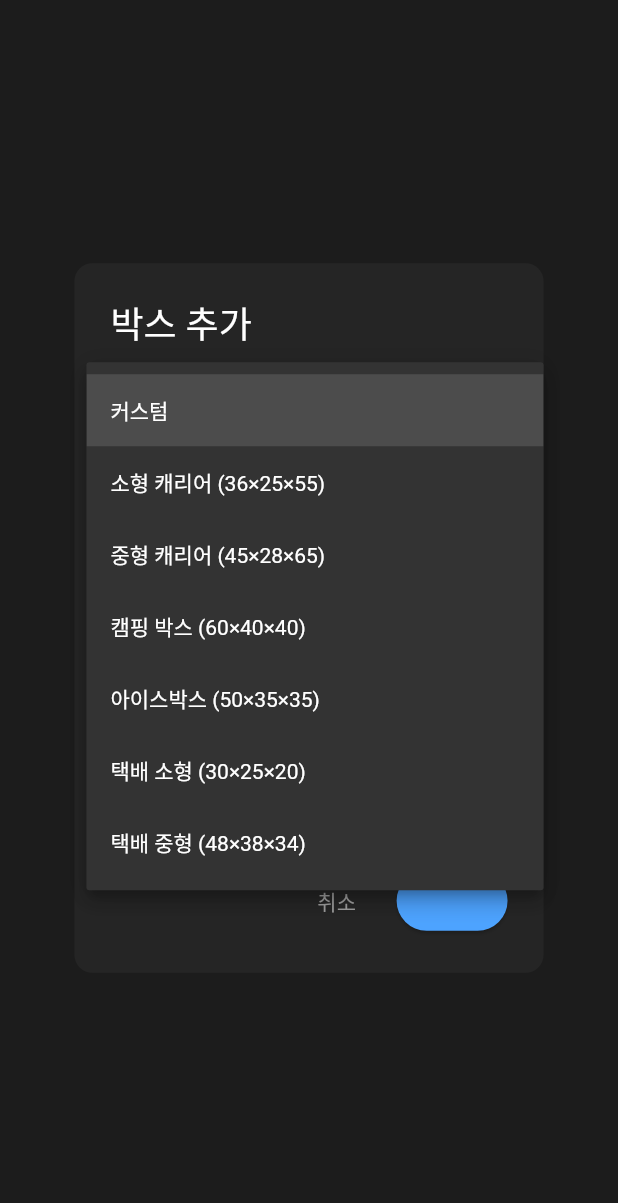
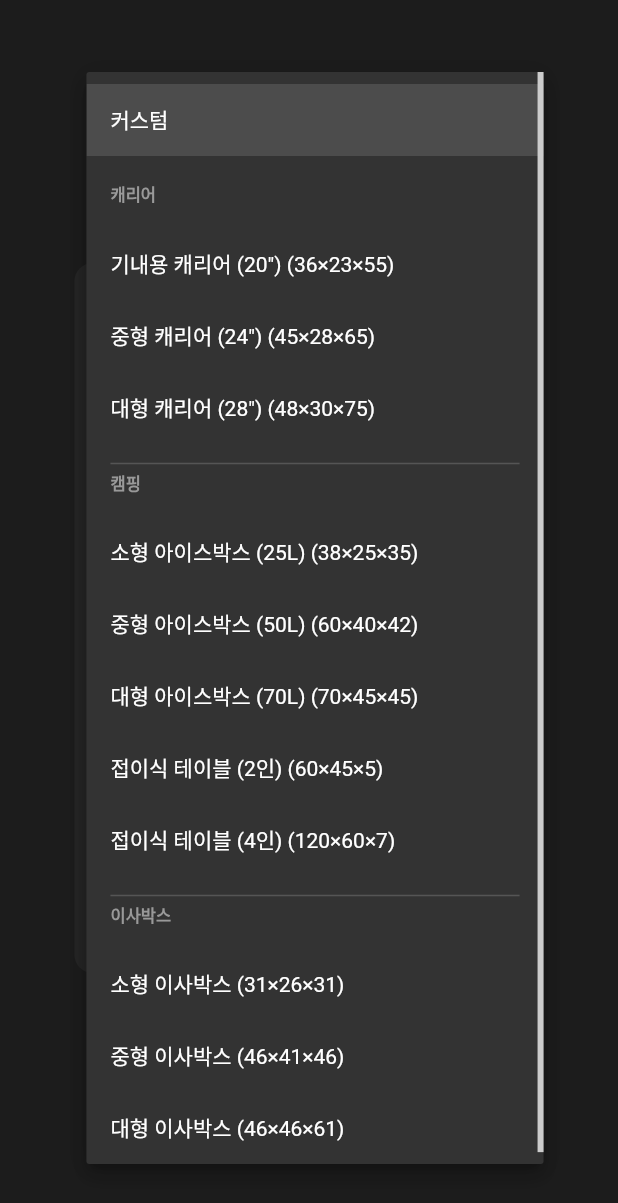
Before and after one commit to JaewooJeong/TrimBox, a Flutter app: the AddBoxDialog widget shown alone on an empty page, opened directly, after a tap on "커스텀", on a phone screen of 412 x 824 dp. Shown: the top 1203 px of the screen. Run offline on Flutter 3.47's test engine with Material 3 defaults, Android fonts, the phone set to English and light mode, and no system bars; missing offline and left inert: dart:html; Roboto replaces fonts that are missing (NotoSansKR).

Commit message:
feat: 짐 프리셋 확장 + 적재 정보 표시 개선
- AddBoxDialog 프리셋 12종 확장 (캐리어/캠핑/이사박스 카테고리별 그룹)
- BoxListPanel 통계: 면적+부피 점유율 이중 프로그레스바
- 남은 높이 표시, 총 부피(L) 표시
- 높이 초과 박스 구체적 경고 메시지 (박스명 +Ncm)

Co-Authored-By: Claude Opus 4.6 <noreply@anthropic.com>

```diff
--- a/lib/widgets/add_box_dialog.dart
+++ b/lib/widgets/add_box_dialog.dart
@@ -1,20 +1,42 @@
 import 'package:flutter/material.dart';
+
+/// 박스 프리셋 카테고리
+enum _PresetCategory { custom, carrier, camping, moving }
+
+extension on _PresetCategory {
+  String get label => switch (this) {
+        _PresetCategory.custom => '직접 입력',
+        _PresetCategory.carrier => '캐리어',
+        _PresetCategory.camping => '캠핑',
+        _PresetCategory.moving => '이사박스',
+      };
+}
 
 /// 박스 프리셋 데이터
 class _BoxPreset {
   final String label;
   final int w, d, h;
-  const _BoxPreset(this.label, this.w, this.d, this.h);
+  final _PresetCategory category;
+  const _BoxPreset(this.label, this.w, this.d, this.h, this.category);
 }
 
 const _presets = [
-  _BoxPreset('커스텀', 40, 30, 30),
-  _BoxPreset('소형 캐리어', 36, 25, 55),
-  _BoxPreset('중형 캐리어', 45, 28, 65),
-  _BoxPreset('캠핑 박스', 60, 40, 40),
-  _BoxPreset('아이스박스', 50, 35, 35),
-  _BoxPreset('택배 소형', 30, 25, 20),
-  _BoxPreset('택배 중형', 48, 38, 34),
+  // 직접 입력
+  _BoxPreset('커스텀', 40, 30, 30, _PresetCategory.custom),
+  // 캐리어
+  _BoxPreset('기내용 캐리어 (20")', 36, 23, 55, _PresetCategory.carrier),
+  _BoxPreset('중형 캐리어 (24")', 45, 28, 65, _PresetCategory.carrier),
+  _BoxPreset('대형 캐리어 (28")', 48, 30, 75, _PresetCategory.carrier),
+  // 캠핑
+  _BoxPreset('소형 아이스박스 (25L)', 38, 25, 35, _PresetCategory.camping),
+  _BoxPreset('중형 아이스박스 (50L)', 60, 40, 42, _PresetCategory.camping),
+  _BoxPreset('대형 아이스박스 (70L)', 70, 45, 45, _PresetCategory.camping),
+  _BoxPreset('접이식 테이블 (2인)', 60, 45, 5, _PresetCategory.camping),
+  _BoxPreset('접이식 테이블 (4인)', 120, 60, 7, _PresetCategory.camping),
+  // 이사박스
+  _BoxPreset('소형 이사박스', 31, 26, 31, _PresetCategory.moving),
+  _BoxPreset('중형 이사박스', 46, 41, 46, _PresetCategory.moving),
+  _BoxPreset('대형 이사박스', 46, 46, 61, _PresetCategory.moving),
 ];
 
 /// 컬러 팔레트 (박스 색상 선택용)
@@ -29,7 +51,7 @@ const _colorPalette = [
   Color(0xFFFFA3D4),
 ];
 
-/// 박스 추가 다이얼로그 — 프리셋 + W, D, H (cm 단위) + 컬러 선택
+/// 박스 추가 다이얼로그 — 카테고리별 프리셋 + W, D, H (cm 단위) + 컬러 선택
 class AddBoxDialog extends StatefulWidget {
   const AddBoxDialog({super.key});
 
@@ -74,14 +96,16 @@ class _AddBoxDialogState extends State<AddBoxDialog> {
       backgroundColor: const Color(0xFF252525),
       shape: RoundedRectangleBorder(borderRadius: BorderRadius.circular(12)),
       title: const Text('박스 추가', style: TextStyle(color: Colors.white)),
-      content: Column(
+      content: SingleChildScrollView(
+        child: Column(
           mainAxisSize: MainAxisSize.min,
           children: [
-          // 프리셋 드롭다운
+            // 카테고리별 프리셋 드롭다운
             DropdownButtonFormField<int>(
               initialValue: _selectedPresetIndex,
               dropdownColor: const Color(0xFF333333),
               style: const TextStyle(color: Colors.white, fontSize: 14),
+              isExpanded: true,
               decoration: const InputDecoration(
                 labelText: '프리셋',
                 labelStyle: TextStyle(color: Colors.grey),
@@ -94,15 +118,7 @@ class _AddBoxDialogState extends State<AddBoxDialog> {
                 contentPadding:
                     EdgeInsets.symmetric(horizontal: 10, vertical: 8),
               ),
-            items: List.generate(_presets.length, (i) {
-              final p = _presets[i];
-              return DropdownMenuItem(
-                value: i,
-                child: Text(
-                  i == 0 ? p.label : '${p.label} (${p.w}×${p.d}×${p.h})',
-                ),
-              );
-            }),
+              items: _buildPresetMenuItems(),
               onChanged: _onPresetChanged,
             ),
             const SizedBox(height: 12),
@@ -133,10 +149,12 @@ class _AddBoxDialogState extends State<AddBoxDialog> {
               children: [
                 // "자동" 옵션
                 _colorChip(null, '자동'),
-              ...List.generate(_colorPalette.length, (i) => _colorChip(i, null)),
+                ...List.generate(
+                    _colorPalette.length, (i) => _colorChip(i, null)),
               ],
             ),
           ],
+        ),
       ),
       actions: [
         TextButton(
@@ -152,6 +170,53 @@ class _AddBoxDialogState extends State<AddBoxDialog> {
         ),
       ],
     );
+  }
+
+  /// 카테고리 구분 헤더가 포함된 프리셋 드롭다운 항목 생성
+  List<DropdownMenuItem<int>> _buildPresetMenuItems() {
+    final items = <DropdownMenuItem<int>>[];
+    _PresetCategory? lastCategory;
+
+    for (int i = 0; i < _presets.length; i++) {
+      final p = _presets[i];
+
+      // 카테고리 변경 시 구분선 + 헤더 표시
+      if (p.category != lastCategory && p.category != _PresetCategory.custom) {
+        items.add(DropdownMenuItem<int>(
+          enabled: false,
+          value: -1 - p.category.index, // 고유 비활성 값
+          child: Column(
+            crossAxisAlignment: CrossAxisAlignment.start,
+            mainAxisSize: MainAxisSize.min,
+            children: [
+              if (lastCategory != null && lastCategory != _PresetCategory.custom)
+                const Divider(color: Color(0xFF555555), height: 1),
+              Padding(
+                padding: const EdgeInsets.only(top: 4, bottom: 2),
+                child: Text(
+                  p.category.label,
+                  style: const TextStyle(
+                    color: Color(0xFF999999),
+                    fontSize: 11,
+                    fontWeight: FontWeight.bold,
+                  ),
+                ),
+              ),
+            ],
+          ),
+        ));
+      }
+      lastCategory = p.category;
+
+      items.add(DropdownMenuItem(
+        value: i,
+        child: Text(
+          i == 0 ? p.label : '${p.label} (${p.w}×${p.d}×${p.h})',
+          overflow: TextOverflow.ellipsis,
+        ),
+      ));
+    }
+    return items;
   }
 
   Widget _colorChip(int? colorIndex, String? label) {
```
Also changed, not shown: lib/widgets/box_list_panel.dart (+84 -14 lines). Lines whose indentation alone changed are shown as unchanged.
